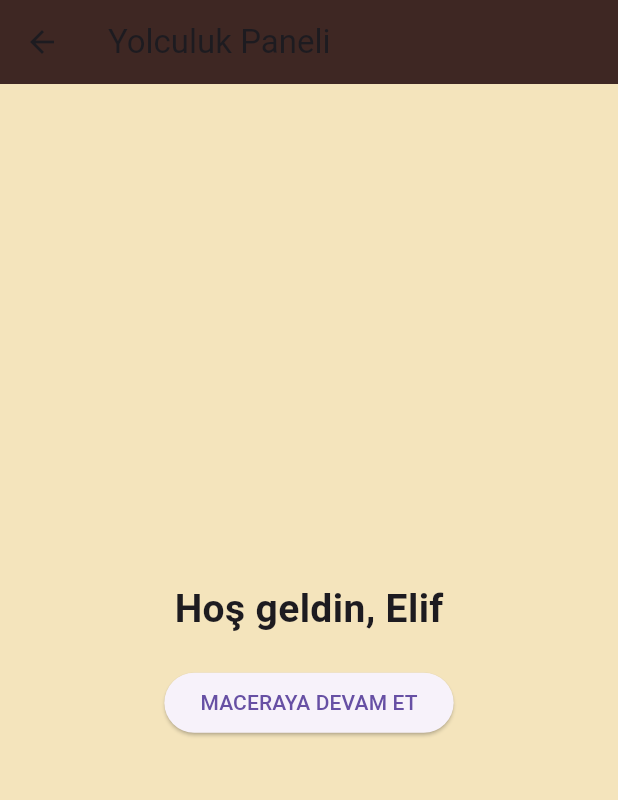
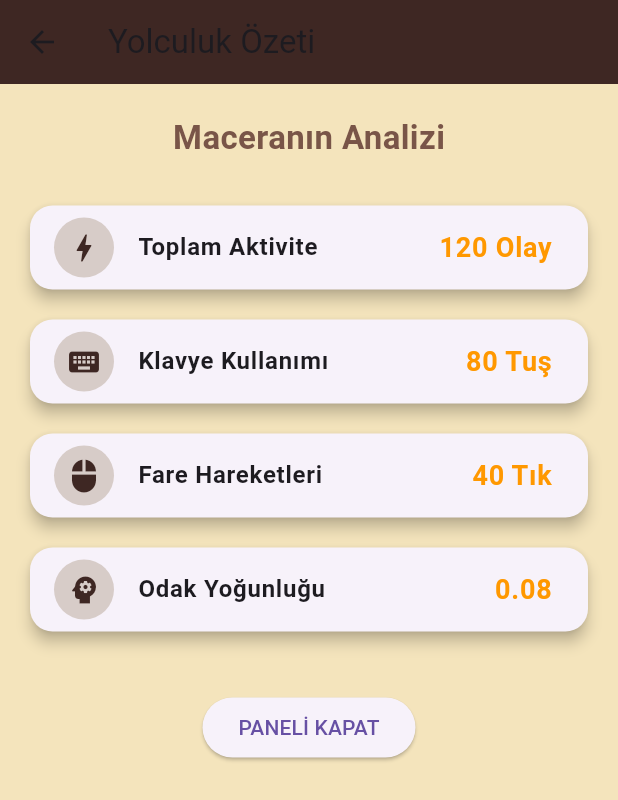
Before and after one commit to elifyesilyurt/FlowStateAI, a Flutter app: the HomeScreen screen opened directly, after a tap on "MACERAYA DEVAM ET", on a phone screen of 412 x 824 dp. Shown: the top 800 px of the screen. Run offline on Flutter 3.47's test engine with Material 3 defaults, Android fonts, the phone set to English and light mode, and no system bars; our stand-ins replace shared_preferences; accounts and stored records are empty; Roboto replaces fonts that are missing (Georgia).

Commit message:
feat: complete day 1 - modular architecture and home screen navigation

```diff
--- a/lib/models/session_summary.dart
+++ b/lib/models/session_summary.dart
@@ -1,3 +1,5 @@
+// lib/models/session_summary.dart
+
 class SessionSummary {
   final String sessionId;
   final int durationSeconds;
@@ -15,15 +17,14 @@ class SessionSummary {
     required this.eventDensity,
   });
 
-  // JSON'dan nesne üreten fabrika metodu (Plana uygun)
   factory SessionSummary.fromJson(Map<String, dynamic> json) {
     return SessionSummary(
-      sessionId: json['session_id'],
-      durationSeconds: json['duration_seconds'],
-      totalEvents: json['total_events'],
-      keyboardEvents: json['keyboard_events'],
-      mouseEvents: json['mouse_events'],
-      eventDensity: json['event_density'].toDouble(),
+      sessionId: json['session_id'] ?? "unknown",
+      durationSeconds: json['duration_seconds'] ?? 0,
+      totalEvents: json['total_events'] ?? 0,
+      keyboardEvents: json['keyboard_events'] ?? 0,
+      mouseEvents: json['mouse_events'] ?? 0,
+      eventDensity: (json['event_density'] ?? 0.0).toDouble(),
     );
   }
 }
--- a/lib/screens/dashboard_screen.dart
+++ b/lib/screens/dashboard_screen.dart
@@ -0,0 +1,60 @@
+import 'package:flutter/material.dart';
+
+class DashboardScreen extends StatelessWidget {
+  const DashboardScreen({super.key});
+
+  @override
+  Widget build(BuildContext context) {
+    return Scaffold(
+      backgroundColor: const Color(0xFFF4E4BC), // Parşömen rengi
+      appBar: AppBar(
+        title: const Text("Yolculuk Özeti"),
+        backgroundColor: Colors.brown[900],
+      ),
+      body: SingleChildScrollView( // [1]
+        child: Padding(
+          padding: const EdgeInsets.all(20.0),
+          child: Column(
+            children: [
+              const Text(
+                "Maceranın Analizi",
+                style: TextStyle(fontSize: 22, fontWeight: FontWeight.bold, color: Colors.brown)
+              ),
+              const SizedBox(height: 20),
+
+              // Analiz Kartları (Şimdilik Sabit Veri - Yarın JSON'a Bağlayacağız)
+              _buildAnalysisCard("Toplam Aktivite", "120 Olay", Icons.bolt), // [2]
+              _buildAnalysisCard("Klavye Kullanımı", "80 Tuş", Icons.keyboard),
+              _buildAnalysisCard("Fare Hareketleri", "40 Tık", Icons.mouse),
+              _buildAnalysisCard("Odak Yoğunluğu", "0.08", Icons.psychology),
+
+              const SizedBox(height: 30),
+
+              ElevatedButton(
+                onPressed: () => Navigator.pop(context),
+                child: const Text("PANELİ KAPAT"),
+              )
+            ],
+          ),
+        ),
+      ),
+    );
+  }
+
+  // Yardımcı Metot: Tekrar eden kartları oluşturmak için [3]
+  Widget _buildAnalysisCard(String title, String value, IconData icon) {
+    return Card( // [4]
+      elevation: 4,
+      margin: const EdgeInsets.symmetric(vertical: 10),
+      shape: RoundedRectangleBorder(borderRadius: BorderRadius.circular(15)),
+      child: ListTile(
+        leading: CircleAvatar(
+          backgroundColor: Colors.brown[100],
+          child: Icon(icon, color: Colors.brown[900]),
+        ),
+        title: Text(title, style: const TextStyle(fontWeight: FontWeight.bold)),
+        trailing: Text(value, style: const TextStyle(fontSize: 18, fontWeight: FontWeight.w600, color: Colors.orange)),
+      ),
+    );
+  }
+}
--- a/lib/screens/home_screen.dart
+++ b/lib/screens/home_screen.dart
@@ -1,4 +1,6 @@
 import 'package:flutter/material.dart';
+// Önemli: Gitmek istediğimiz ekranı buraya tanıtıyoruz
+import 'dashboard_screen.dart';
 
 class HomeScreen extends StatelessWidget {
   const HomeScreen({super.key});
@@ -6,25 +8,53 @@ class HomeScreen extends StatelessWidget {
   @override
   Widget build(BuildContext context) {
     return Scaffold(
-      backgroundColor: const Color(0xFFF4E4BC), // LOTR kağıt rengi
+      // Arka planı LOTR parşömen rengi yaptık [cite: 101]
+      backgroundColor: const Color(0xFFF4E4BC),
       appBar: AppBar(
-        title: const Text("Yolculuk Paneli"),
+        title: const Text("Yolculuk Paneli", style: TextStyle(color: Colors.white)),
         backgroundColor: Colors.brown[900],
+        centerTitle: true, // Başlığı ortaya aldık, daha estetik durur
       ),
       body: Center(
         child: Column(
           mainAxisAlignment: MainAxisAlignment.center,
           children: [
+            // Hoş geldin metni [cite: 6]
             const Text(
               "Hoş geldin, Elif",
-              style: TextStyle(fontSize: 26, fontWeight: FontWeight.bold)
-            ), // [cite: 151]
-            const SizedBox(height: 20),
+              style: TextStyle(
+                fontSize: 28,
+                fontWeight: FontWeight.bold,
+                color: Colors.brown
+              ),
+            ),
+            const SizedBox(height: 10),
+            const Text(
+              "Yolculuğun kaldığı yerden devam ediyor...",
+              style: TextStyle(fontStyle: FontStyle.italic, color: Colors.brown),
+            ),
+            const SizedBox(height: 50),
+
+            // Ana Buton: Maceraya Devam Et [cite: 7]
             ElevatedButton(
+              style: ElevatedButton.styleFrom(
+                backgroundColor: Colors.brown[900], // Buton rengi temaya uygun
+                padding: const EdgeInsets.symmetric(horizontal: 40, vertical: 20),
+                shape: RoundedRectangleBorder(
+                  borderRadius: BorderRadius.circular(15), // Köşeleri hafif yuvarlattık
+                ),
+              ),
               onPressed: () {
-                // Buraya tıklayınca SessionScreen'e gideceğiz
+                // Mühendislik Dokunuşu: DashboardScreen'e geçiş [cite: 134-135]
+                Navigator.push(
+                  context,
+                  MaterialPageRoute(builder: (context) => const DashboardScreen()),
+                );
               },
-              child: const Text("MACERAYA DEVAM ET"), // [cite: 152]
+              child: const Text(
+                "MACERAYA DEVAM ET",
+                style: TextStyle(color: Colors.white, fontSize: 18, fontWeight: FontWeight.bold),
+              ),
             ),
           ],
         ),
```
